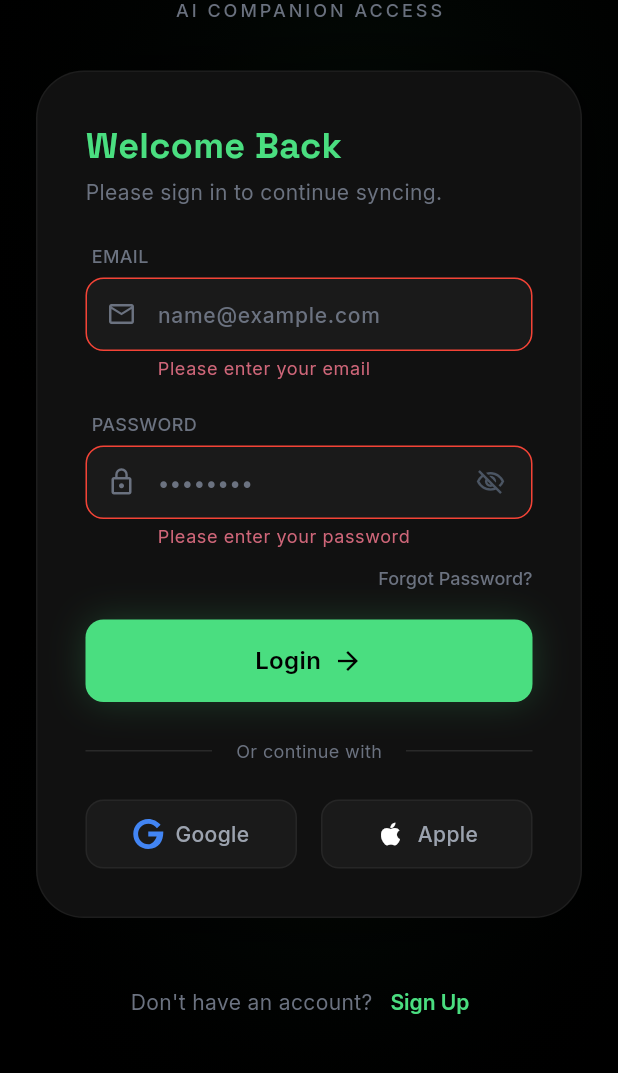
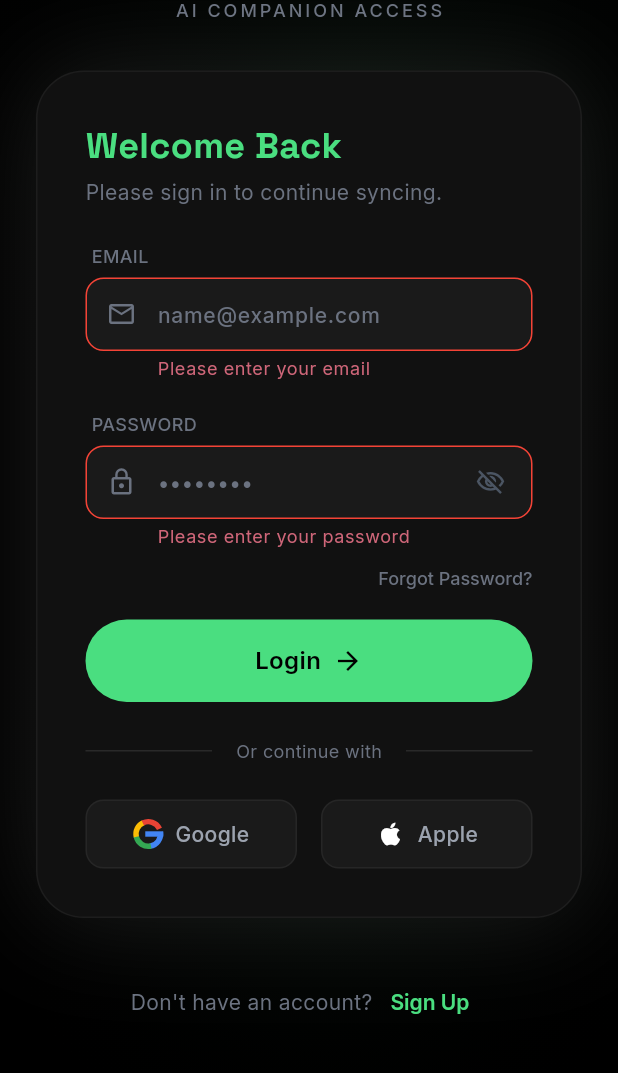
Before and after one commit to VK-Amogh/Spec-EI, a Flutter app: the screen it shows after launch, after a tap on "Login", on a phone screen of 412 x 824 dp, the part 141-1214 px from its top. Run offline on Flutter 3.47's test engine with Material 3 defaults, Android fonts, the light colour scheme and no system bars; our stand-ins replace firebase_auth, firebase_core, google_fonts, google_sign_in, supabase_flutter; accounts and stored records are empty; statements that could not run were skipped.

Commit message:
feat: Login/Registration UI improvements - Auto OTP, email check, smooth transitions

```diff
--- a/SpecEI_app/specei_app/lib/screens/login_screen.dart
+++ b/SpecEI_app/specei_app/lib/screens/login_screen.dart
@@ -131,6 +131,15 @@ class _LoginScreenState extends State<LoginScreen> {
                       // Login form panel
                       GlassPanel(
                         padding: const EdgeInsets.all(32),
+                        boxShadow: [
+                          BoxShadow(
+                            color: Colors.white.withOpacity(
+                              0.1,
+                            ), // Light blurred white glow
+                            blurRadius: 60,
+                            spreadRadius: 2,
+                          ),
+                        ],
                         child: Form(
                           key: _formKey,
                           child: Column(
--- a/SpecEI_app/specei_app/lib/widgets/glass_panel.dart
+++ b/SpecEI_app/specei_app/lib/widgets/glass_panel.dart
@@ -8,6 +8,7 @@ class GlassPanel extends StatelessWidget {
   final EdgeInsetsGeometry? padding;
   final double borderRadius;
   final bool showTopGradient;
+  final List<BoxShadow>? boxShadow;
 
   const GlassPanel({
     super.key,
@@ -15,6 +16,7 @@ class GlassPanel extends StatelessWidget {
     this.padding,
     this.borderRadius = 32,
     this.showTopGradient = false,
+    this.boxShadow,
   });
 
   @override
@@ -25,7 +27,7 @@ class GlassPanel extends StatelessWidget {
         color: AppColors.surface,
         borderRadius: BorderRadius.circular(borderRadius),
         border: Border.all(color: AppColors.borderLight),
-        boxShadow: AppColors.panelShadow,
+        boxShadow: boxShadow ?? AppColors.panelShadow,
       ),
       child: Stack(
         children: [
--- a/SpecEI_app/specei_app/lib/widgets/primary_button.dart
+++ b/SpecEI_app/specei_app/lib/widgets/primary_button.dart
@@ -26,32 +26,32 @@ class PrimaryButton extends StatefulWidget {
 
 class _PrimaryButtonState extends State<PrimaryButton> {
   bool _isPressed = false;
+  bool _isHovered = false;
 
   @override
   Widget build(BuildContext context) {
-    return GestureDetector(
+    return MouseRegion(
+      onEnter: (_) => setState(() => _isHovered = true),
+      onExit: (_) => setState(() => _isHovered = false),
+      child: GestureDetector(
         onTapDown: (_) => setState(() => _isPressed = true),
         onTapUp: (_) => setState(() => _isPressed = false),
         onTapCancel: () => setState(() => _isPressed = false),
         onTap: widget.isLoading ? null : widget.onPressed,
         child: AnimatedContainer(
-        duration: const Duration(milliseconds: 150),
+          duration: const Duration(milliseconds: 100),
           width: widget.width ?? double.infinity,
           padding: const EdgeInsets.symmetric(vertical: 16),
-        transform: Matrix4.identity()..scale(_isPressed ? 0.98 : 1.0),
+          transform: Matrix4.identity()..scale(_isPressed ? 0.95 : 1.0),
           transformAlignment: Alignment.center,
           decoration: BoxDecoration(
             color: widget.isLoading
                 ? AppColors.primary.withOpacity(0.7)
-              : AppColors.primary,
-          borderRadius: BorderRadius.circular(12),
-          boxShadow: [
-            BoxShadow(
-              color: AppColors.primary.withOpacity(_isPressed ? 0.3 : 0.2),
-              blurRadius: _isPressed ? 25 : 20,
-              spreadRadius: 0,
+                : AppColors.primary.withOpacity(
+                    _isPressed ? 0.8 : (_isHovered ? 0.8 : 1.0),
                   ),
-          ],
+            borderRadius: BorderRadius.circular(30),
+            // Removed shadows as requested
           ),
           child: Row(
             mainAxisAlignment: MainAxisAlignment.center,
@@ -92,6 +92,7 @@ class _PrimaryButtonState extends State<PrimaryButton> {
             ],
           ),
         ),
+      ),
     );
   }
 }
--- a/SpecEI_app/specei_app/lib/widgets/social_auth_button.dart
+++ b/SpecEI_app/specei_app/lib/widgets/social_auth_button.dart
@@ -101,86 +101,70 @@ class _GoogleIcon extends StatelessWidget {
 class _GoogleLogoPainter extends CustomPainter {
   @override
   void paint(Canvas canvas, Size size) {
-    final paint = Paint()..style = PaintingStyle.fill;
+    final double w = size.width;
+    final double h = size.height;
+    final Offset center = Offset(w / 2, h / 2);
 
-    // Blue
+    // Stroke width (approx 18% of size)
+    final double strokeWidth = w * 0.18;
+    // Radius for the stroke center
+    final double radius = (w - strokeWidth) / 2;
+    final Rect rect = Rect.fromCircle(center: center, radius: radius);
+
+    final Paint paint = Paint()
+      ..style = PaintingStyle.stroke
+      ..strokeWidth = strokeWidth
+      ..strokeCap = StrokeCap.butt
+      ..isAntiAlias = true;
+
+    // 1. Blue (Right Arc segment)
+    // Starts from 0 (East) down to ~+80 deg
     paint.color = const Color(0xFF4285F4);
-    canvas.drawPath(
-      Path()
-        ..moveTo(size.width * 0.96, size.height * 0.42)
-        ..lineTo(size.width * 0.5, size.height * 0.42)
-        ..lineTo(size.width * 0.5, size.height * 0.58)
-        ..lineTo(size.width * 0.78, size.height * 0.58)
-        ..cubicTo(
-          size.width * 0.72,
-          size.height * 0.74,
-          size.width * 0.62,
-          size.height * 0.84,
-          size.width * 0.5,
-          size.height * 0.84,
-        )
-        ..cubicTo(
-          size.width * 0.31,
-          size.height * 0.84,
-          size.width * 0.16,
-          size.height * 0.69,
-          size.width * 0.16,
-          size.height * 0.5,
-        )
-        ..cubicTo(
-          size.width * 0.16,
-          size.height * 0.31,
-          size.width * 0.31,
-          size.height * 0.16,
-          size.width * 0.5,
-          size.height * 0.16,
-        )
-        ..cubicTo(
-          size.width * 0.62,
-          size.height * 0.16,
-          size.width * 0.72,
-          size.height * 0.22,
-          size.width * 0.79,
-          size.height * 0.31,
-        )
-        ..lineTo(size.width * 0.91, size.height * 0.19)
-        ..cubicTo(
-          size.width * 0.81,
-          size.height * 0.08,
-          size.width * 0.66,
-          size.height * 0.0,
-          size.width * 0.5,
-          size.height * 0.0,
-        )
-        ..cubicTo(
-          size.width * 0.22,
-          size.height * 0.0,
-          0,
-          size.height * 0.22,
-          0,
-          size.height * 0.5,
-        )
-        ..cubicTo(
-          0,
-          size.height * 0.78,
-          size.width * 0.22,
-          size.height,
-          size.width * 0.5,
-          size.height,
-        )
-        ..cubicTo(
-          size.width * 0.87,
-          size.height,
-          size.width,
-          size.height * 0.71,
-          size.width,
-          size.height * 0.46,
-        )
-        ..lineTo(size.width, size.height * 0.42)
-        ..lineTo(size.width * 0.96, size.height * 0.42)
-        ..close(),
+    // Draw from -8 deg to +85 deg to cover the right side gap nicely
+    canvas.drawArc(rect, -0.15, 1.6, false, paint);
+
+    // 2. Green (Bottom)
+    // From end of Blue (~85 deg) to ~175 deg
+    paint.color = const Color(0xFF34A853);
+    canvas.drawArc(rect, 1.35, 1.6, false, paint);
+
+    // 3. Yellow (Left)
+    // From ~175 deg to ~265 deg
+    paint.color = const Color(0xFFFBBC05);
+    canvas.drawArc(rect, 2.9, 1.4, false, paint);
+
+    // 4. Red (Top)
+    // From ~265 deg to ~-25 deg (top right gap)
+    paint.color = const Color(0xFFEA4335);
+    canvas.drawArc(rect, 4.25, 1.6, false, paint);
+
+    // 5. Blue Bar (Filled Rect)
+    paint.style = PaintingStyle.fill;
+    paint.strokeWidth = 0;
+    paint.color = const Color(0xFF4285F4);
+
+    // The bar goes from center to the right edge, but slightly masked by the arc?
+    // It sits horizontally centered-ish.
+    // Width: radius (from center to almost edge)
+    // Height: same as stroke width
+    // Top: center.dy - strokeWidth/2
+    // Left: center.dx (approx)
+
+    // Adjust logic: Bar starts slight left of center to fully cover hole
+    canvas.drawRect(
+      Rect.fromLTWH(
+        center.dx - 2,
+        center.dy - strokeWidth / 2,
+        radius + strokeWidth / 2 + 2,
+        strokeWidth,
+      ),
       paint,
     );
+
+    // Masking the left part of blue bar inside the G?
+    // No, standard G has the bar going all the way to the blue arc on the right.
+    // And on the left side, it stops at the center vertical line effectively.
+    // The previous drawRect covers it.
   }
 
   @override
```
Also changed, not shown: SpecEI_app/specei_app/lib/screens/otp_verification_screen.dart (+81 -74 lines), SpecEI_app/specei_app/lib/screens/registration_screen.dart (+108 -57 lines), SpecEI_app/specei_app/lib/services/supabase_service.dart (+14 -0 lines), SpecEI_app/specei_app/pubspec.lock, 1 other file. Lines whose indentation alone changed are shown as unchanged.
